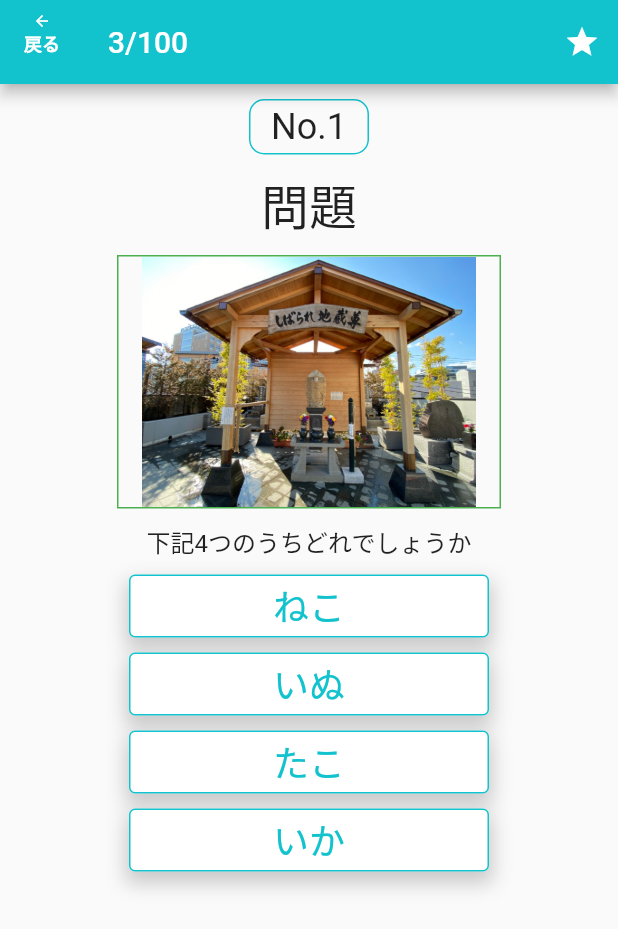
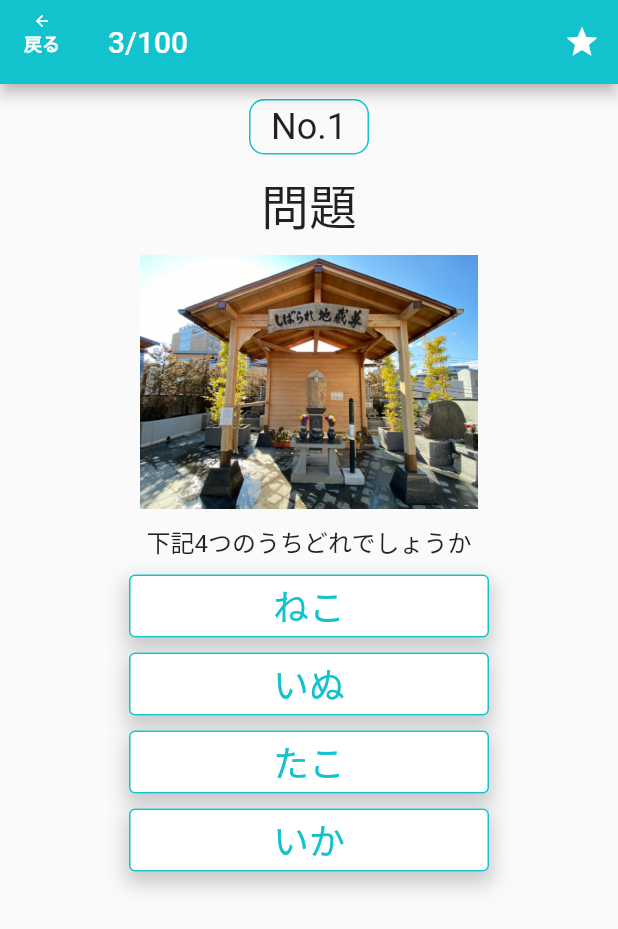
Before and after one commit to FriendsTree-japan/Bunkyoku_App2, a Flutter app: the screen it shows after launch, after a tap on an icon or button, on a phone screen of 412 x 824 dp. Shown: the top 929 px of the screen. Run offline on Flutter 3.47's test engine with Material 2 defaults, Android fonts, the light colour scheme and no system bars; our stand-ins replace shared_preferences, sqflite; accounts and stored records are empty.

Commit message:
テスト

```diff
--- a/lib/01_Pages/01_001_QuestionList.dart
+++ b/lib/01_Pages/01_001_QuestionList.dart
@@ -183,7 +183,7 @@ class _QuizeListState extends State<QuizeList> {
                     child: GridView.builder(
                         gridDelegate: SliverGridDelegateWithFixedCrossAxisCount(
                           mainAxisSpacing: 20,
-                          crossAxisSpacing: 16.0,
+                          crossAxisSpacing: 13.0,
                           childAspectRatio: 1,
                           crossAxisCount: 3,
                         ),
--- a/lib/01_Pages/01_002_QuizQ.dart
+++ b/lib/01_Pages/01_002_QuizQ.dart
@@ -270,11 +270,11 @@ class _QuizQ_000 extends State<QuizQ_000> {
                 alignment: Alignment.center,
                 height: 169.0,
                 width: 256.0,
-                decoration: BoxDecoration(
-                  border: Border.all(
-                    color: Colors.green,
-                  ),
-                ),
+                // decoration: BoxDecoration(
+                //   border: Border.all(
+                //     color: Colors.green,
+                //   ),
+                // ),
                 child: Image.asset(QuizQ_List().list[QuesitonNum]!.Picture),
               ),
               Padding(
```
Also changed, not shown: 1 other file.
